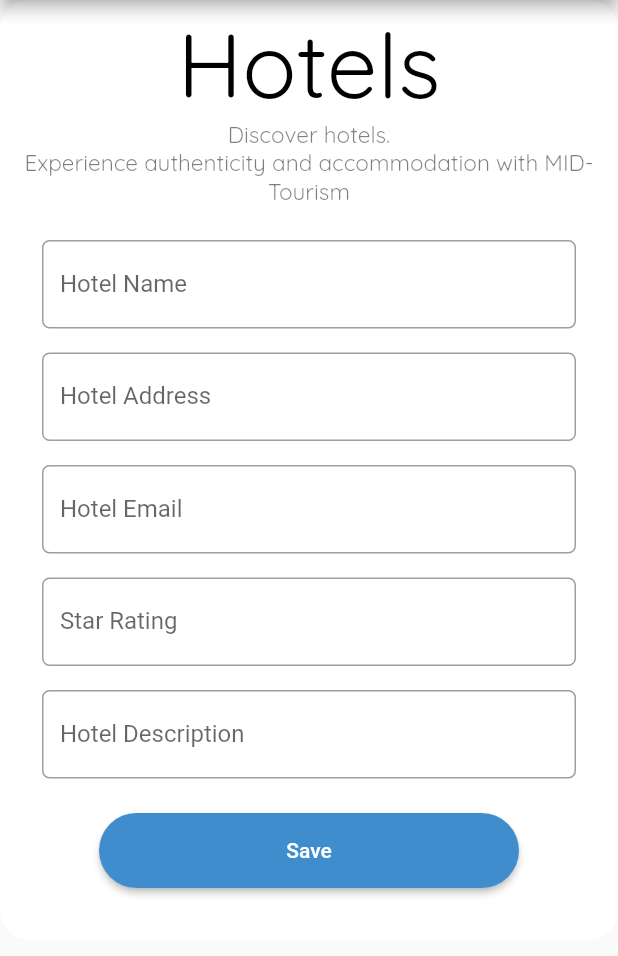
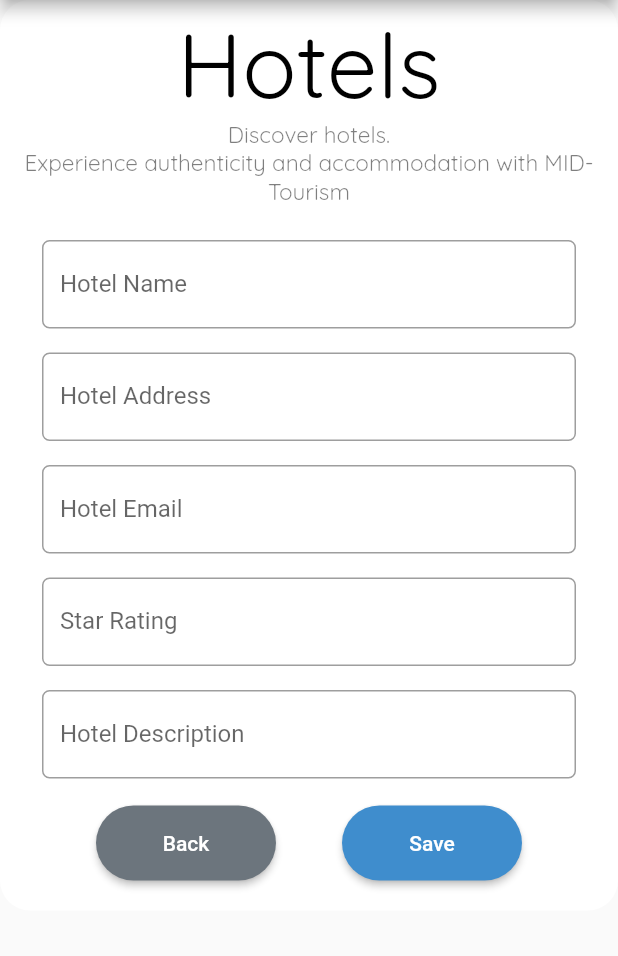
Before and after one commit to mhmmd-attar/mid_tourism_mobile, a Flutter app: the HotelForm screen opened directly, on a phone screen of 412 x 824 dp, the part 84-1040 px from its top. Run offline on Flutter 3.47's test engine with Material 2 defaults, Android fonts, the phone set to English and light mode, and no system bars; missing offline and left inert: auto_size_text_field.

Commit message:
adding back button to hotel form

```diff
--- a/lib/pages/hotel/hotelform.dart
+++ b/lib/pages/hotel/hotelform.dart
@@ -1,6 +1,7 @@
 import 'package:flutter/material.dart';
 import 'package:mid_tourism_mobile/drawer.dart';
 import 'package:mid_tourism_mobile/models/hotelModel.dart';
+import 'package:mid_tourism_mobile/pages/hotel/hotel.dart';
 
 class HotelForm extends StatefulWidget {
   const HotelForm({super.key});
@@ -244,12 +245,35 @@ class _HotelForm extends State<HotelForm> {
                             ),
                           ),
                           Padding(
-                              padding: const EdgeInsets.all(15.0),
+                              padding: const EdgeInsets.only(top: 10.0),
                               child: Align(
                                 alignment: Alignment.bottomCenter,
-                                  child: ElevatedButton(
+                                child: Row(
+                                  mainAxisAlignment: MainAxisAlignment.spaceEvenly,
+                                  children: [
+                                    ElevatedButton(
                                         style: ElevatedButton.styleFrom(
-                                          minimumSize: const Size(280, 50),
+                                            minimumSize: const Size(120, 50),
+                                            shape: const StadiumBorder(),
+                                            backgroundColor:
+                                            const Color(0xff6c757d)
+                                        ),
+                                        onPressed: () {
+                                          Navigator.pushReplacement(
+                                            context,
+                                            MaterialPageRoute(
+                                                builder: (context) => const HotelPage()),
+                                          );
+                                        },
+                                        child: const Text("Back",
+                                            style: TextStyle(
+                                                color: Colors.white
+                                            )
+                                        )
+                                    ),
+                                    ElevatedButton(
+                                        style: ElevatedButton.styleFrom(
+                                            minimumSize: const Size(120, 50),
                                             shape: const StadiumBorder(),
                                             backgroundColor:
                                             const Color(0xff3f8dcd)),
@@ -277,13 +301,20 @@ class _HotelForm extends State<HotelForm> {
                                                 builder: (BuildContext context) {
                                                   return const AlertDialog(
                                                       content: Text(
-                                                        'Successfully saved!'));
+                                                          'Successfully saved!')
+                                                  );
                                                 });
                                           }
                                         },
                                         child: const Text("Save",
                                             style: TextStyle(
-                                              color: Colors.white))))),
+                                                color: Colors.white)
+                                        )
+                                    ),
+                                  ],
+                                ),
+                              )
+                          ),
                         ],
                       ),
                     ),
```
Lines whose indentation alone changed are shown as unchanged.
